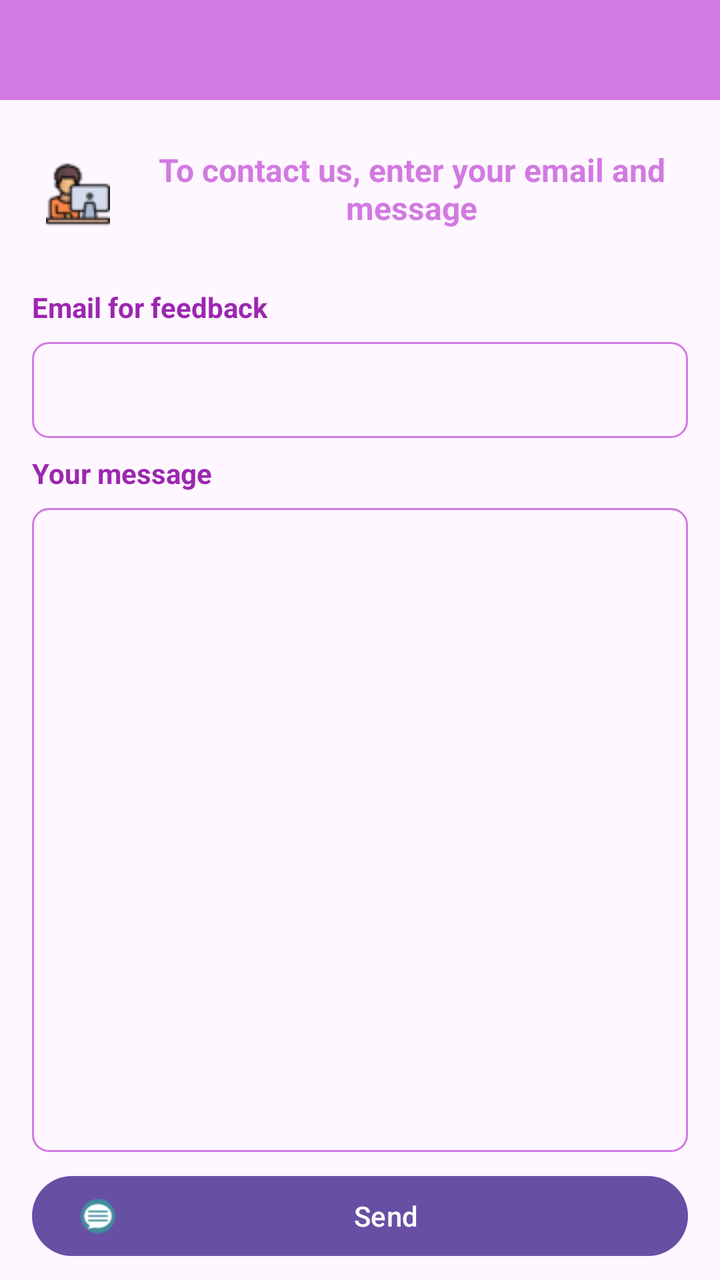
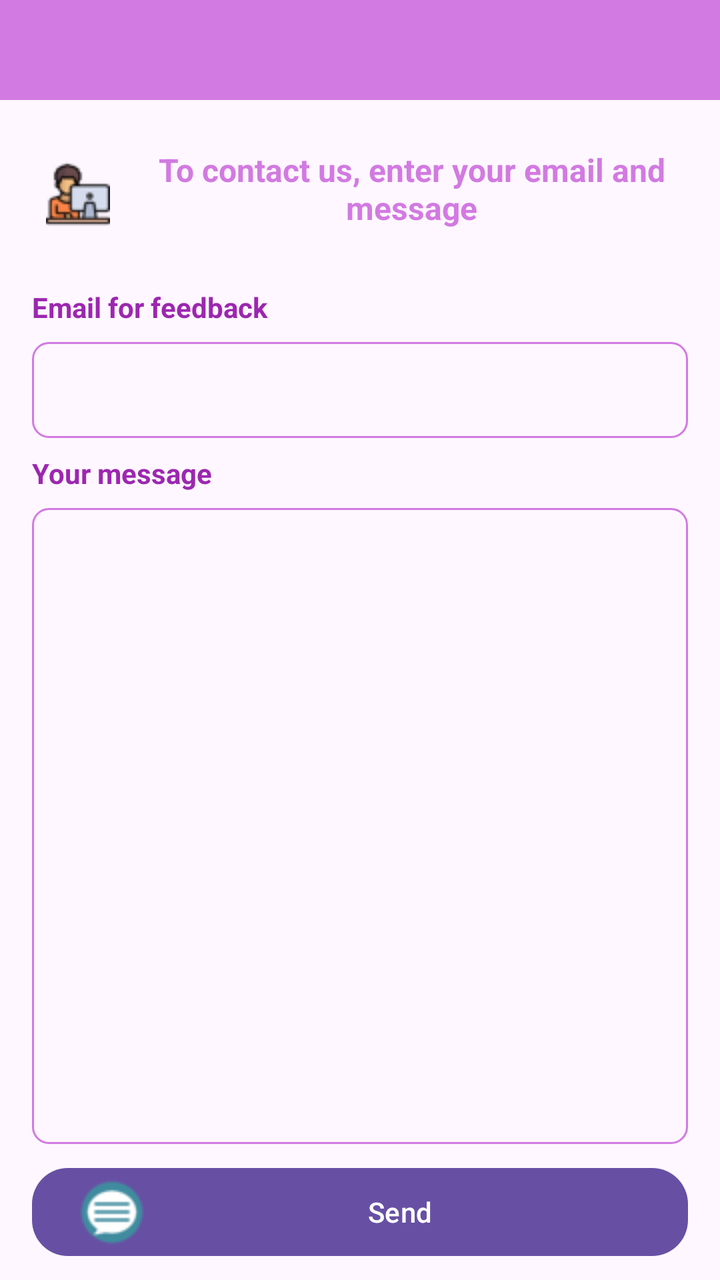

Two renders of the same Android screen: before a commit and after it. Below are the layout's source before the change and the commit's diff.
<!-- AndroidManifest.xml: application theme Theme.AppFond -->
<!-- res/layout/activity_feed_back.xml -->
<?xml version="1.0" encoding="utf-8"?>
<androidx.constraintlayout.widget.ConstraintLayout xmlns:android="http://schemas.android.com/apk/res/android"
    xmlns:app="http://schemas.android.com/apk/res-auto"
    xmlns:tools="http://schemas.android.com/tools"
    android:id="@+id/main"
    android:layout_width="match_parent"
    android:layout_height="match_parent"
    tools:context=".FeedBackActivity">

    <androidx.appcompat.widget.Toolbar
        android:id="@+id/feedBackToolbar"
        android:layout_width="0dp"
        android:layout_height="50dp"
        android:background="@color/fiol_bleed"
        app:layout_constraintEnd_toEndOf="parent"
        app:layout_constraintStart_toStartOf="parent"
        app:layout_constraintTop_toTopOf="parent">

    </androidx.appcompat.widget.Toolbar>

    <ImageView
        android:id="@+id/imageView12"
        android:layout_width="46dp"
        android:layout_height="46dp"
        android:layout_marginStart="16dp"
        android:layout_marginTop="8dp"
        android:contentDescription="TODO"
        android:scaleType="center"
        app:layout_constraintStart_toStartOf="parent"
        app:layout_constraintTop_toBottomOf="@+id/progressBarFeedBack"
        android:src="@drawable/student_work_office32"
        tools:ignore="ExtraText" />

    <ProgressBar
        android:id="@+id/progressBarFeedBack"
        style="?android:attr/progressBarStyleHorizontal"
        android:layout_width="0dp"
        android:layout_height="wrap_content"
        android:indeterminate="true"
        android:indeterminateTint="@color/fiol"
        android:visibility="invisible"
        app:layout_constraintEnd_toEndOf="parent"
        app:layout_constraintHorizontal_bias="0.0"
        app:layout_constraintStart_toStartOf="parent"
        app:layout_constraintTop_toBottomOf="@+id/feedBackToolbar" />

    <TextView
        android:id="@+id/textView29"
        android:layout_width="316dp"
        android:layout_height="46dp"
        android:layout_marginStart="5dp"
        android:layout_marginTop="8dp"
        android:layout_marginEnd="16dp"
        android:text="@string/textContactUs"
        android:textAlignment="center"
        android:textColor="@color/fiol_bleed"
        android:textSize="16sp"
        android:textStyle="bold"
        app:layout_constraintEnd_toEndOf="parent"
        app:layout_constraintStart_toEndOf="@+id/imageView12"
        app:layout_constraintTop_toBottomOf="@+id/progressBarFeedBack" />

    <TextView
        android:id="@+id/labelEmailFeedBack"
        android:layout_width="0dp"
        android:layout_height="wrap_content"
        android:layout_marginStart="16dp"
        android:layout_marginTop="24dp"
        android:layout_marginEnd="16dp"
        android:text="@string/textEmailFeedBack"
        android:textColor="@color/fiol"
        android:textStyle="bold"
        app:layout_constraintEnd_toEndOf="parent"
        app:layout_constraintStart_toStartOf="parent"
        app:layout_constraintTop_toBottomOf="@+id/imageView12" />

    <EditText
        android:id="@+id/fieldEmailFeedBack"
        android:layout_width="0dp"
        android:layout_height="48dp"
        android:layout_marginStart="16dp"
        android:layout_marginTop="8dp"
        android:layout_marginEnd="16dp"
        android:background="@drawable/edittext_border"
        android:ems="10"
        android:inputType="text"
        app:layout_constraintEnd_toEndOf="parent"
        app:layout_constraintStart_toStartOf="parent"
        app:layout_constraintTop_toBottomOf="@+id/labelEmailFeedBack" />

    <TextView
        android:id="@+id/labelFeedBack"
        android:layout_width="0dp"
        android:layout_height="wrap_content"
        android:layout_marginStart="16dp"
        android:layout_marginTop="8dp"
        android:layout_marginEnd="16dp"
        android:text="@string/textDescrFeedBack"
        android:textColor="@color/fiol"
        android:textStyle="bold"
        app:layout_constraintEnd_toEndOf="parent"
        app:layout_constraintStart_toStartOf="parent"
        app:layout_constraintTop_toBottomOf="@+id/fieldEmailFeedBack" />

    <EditText
        android:id="@+id/fieldDescrFeedBack"
        android:layout_width="0dp"
        android:layout_height="0dp"
        android:layout_marginStart="16dp"
        android:layout_marginTop="8dp"
        android:layout_marginEnd="16dp"
        android:layout_marginBottom="8dp"
        android:ems="10"
        android:gravity="start|top"
        android:inputType="textMultiLine"
        android:background="@drawable/edittext_border"
        app:layout_constraintBottom_toTopOf="@+id/buttonSendFB"
        app:layout_constraintEnd_toEndOf="parent"
        app:layout_constraintStart_toStartOf="parent"
        app:layout_constraintTop_toBottomOf="@+id/labelFeedBack" />

    <Button
        android:id="@+id/buttonSendFB"
        android:layout_width="0dp"
        android:layout_height="wrap_content"
        android:layout_marginStart="16dp"
        android:layout_marginEnd="16dp"
        android:layout_marginBottom="8dp"
        android:text="@string/textSend"
        app:icon="@drawable/message_32"
        app:iconTintMode="multiply"
        app:layout_constraintBottom_toBottomOf="parent"
        app:layout_constraintEnd_toEndOf="parent"
        app:layout_constraintStart_toStartOf="parent" />

</androidx.constraintlayout.widget.ConstraintLayout>
<!-- resources referenced by this layout -->
<resources>
  <color name="fiol">#9C27B0</color>
  <color name="fiol_bleed">#D27AE1</color>
  <!-- drawable edittext_border (drawable) -->
  <?xml version="1.0" encoding="utf-8"?>
  <shape xmlns:android="http://schemas.android.com/apk/res/android"
      android:shape="rectangle">
  
      
  
      
      <stroke
          android:width="1dp"
          android:color="@color/fiol_bleed" />
  
      
      <corners android:radius="8dp" />
  </shape>
  <!-- drawable message_32: png bitmap (drawable, 1240 bytes) -->
  <!-- drawable student_work_office32: png bitmap (drawable, 1779 bytes) -->
  <string name="textContactUs">To contact us, enter your email and message</string>
  <string name="textDescrFeedBack">Your message</string>
  <string name="textEmailFeedBack">Еmail for feedback</string>
  <string name="textSend">Send</string>
  <style name="Theme.AppFond" parent="Theme.MaterialComponents.DayNight.NoActionBar">
          
          <item name="colorPrimary">@color/fiol</item>
          <item name="colorPrimaryVariant">@color/fiol</item>
          <item name="colorOnPrimary">@color/white</item>
          
          <item name="colorSecondary">@color/purple_400</item>
          <item name="colorSecondaryVariant">@color/purple_800</item>
          <item name="colorOnSecondary">@color/black</item>
          
          <item name="android:statusBarColor">?attr/colorPrimaryVariant</item>
          
      </style>
  <color name="white">#FFFFFFFF</color>
  <color name="black">#FF000000</color>
</resources>

<!-- the commit's change to res/layout/activity_feed_back.xml (unified diff, before → after) -->
@@ -127,8 +127,13 @@
         android:layout_marginEnd="16dp"
         android:layout_marginBottom="8dp"
         android:text="@string/textSend"
+        android:textColor="@color/white"
+        app:cornerRadius="18dp"
+        android:textAllCaps="false"
         app:icon="@drawable/message_32"
-        app:iconTintMode="multiply"
+        app:iconSize="32dp"
+        app:iconTint="@null"
+        app:iconTintMode="src_in"
         app:layout_constraintBottom_toBottomOf="parent"
         app:layout_constraintEnd_toEndOf="parent"
         app:layout_constraintStart_toStartOf="parent" />
